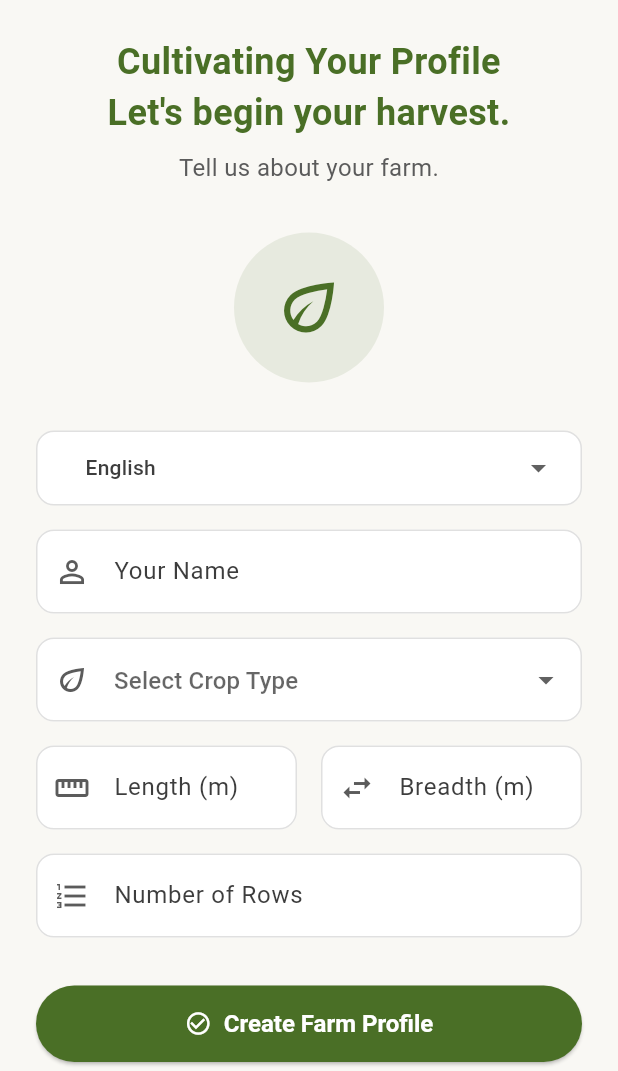
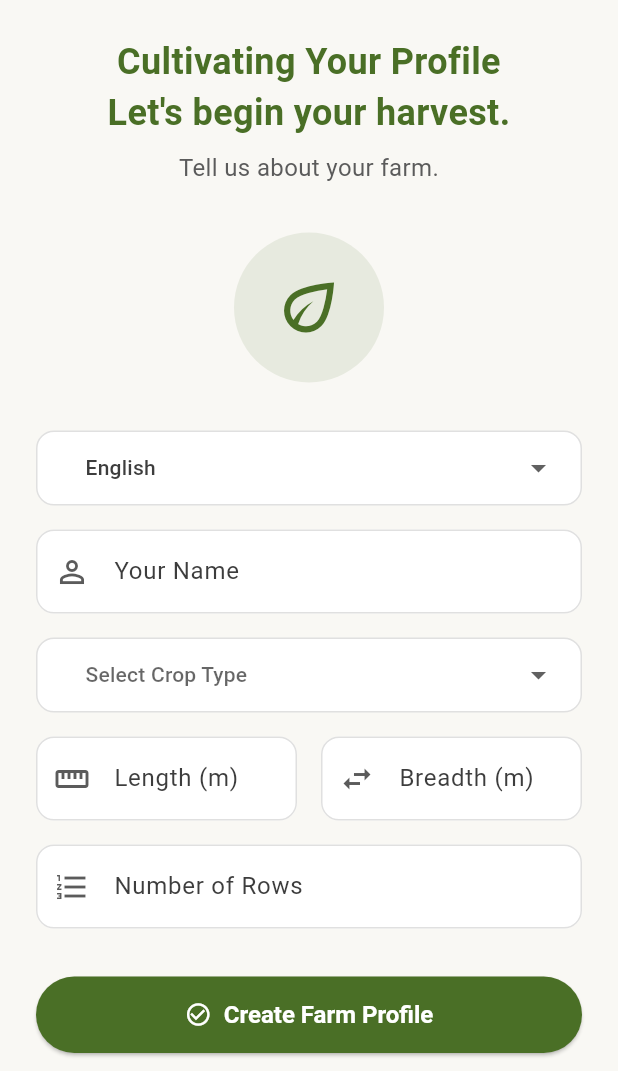
Before and after one commit to akshitrajput/AgriSense, a Flutter app: the screen it shows after launch, on a phone screen of 412 x 824 dp, the part 165-1236 px from its top. Run offline on Flutter 3.47's test engine with Material 3 defaults, Android fonts, the phone set to English and light mode, and no system bars; drawn by our look-alikes of dropdown_button2; our stand-ins replace device_preview, shared_preferences.

```diff
--- a/lib/l10n/app_localizations.dart
+++ b/lib/l10n/app_localizations.dart
@@ -7,6 +7,7 @@ import 'package:intl/intl.dart' as intl;
 
 import 'app_localizations_en.dart';
 import 'app_localizations_hi.dart';
+import 'app_localizations_ta.dart';
 
 // ignore_for_file: type=lint
 
@@ -96,6 +97,7 @@ abstract class AppLocalizations {
   static const List<Locale> supportedLocales = <Locale>[
     Locale('en'),
     Locale('hi'),
+    Locale('ta'),
   ];
 
   /// No description provided for @onboardingTitle.
@@ -325,6 +327,36 @@ abstract class AppLocalizations {
   /// In en, this message translates to:
   /// **'Affected Plants'**
   String get affectedPlants;
+
+  /// No description provided for @cropWheat.
+  ///
+  /// In en, this message translates to:
+  /// **'Wheat'**
+  String get cropWheat;
+
+  /// No description provided for @cropMaize.
+  ///
+  /// In en, this message translates to:
+  /// **'Maize'**
+  String get cropMaize;
+
+  /// No description provided for @cropCorn.
+  ///
+  /// In en, this message translates to:
+  /// **'Corn'**
+  String get cropCorn;
+
+  /// No description provided for @cropTomato.
+  ///
+  /// In en, this message translates to:
+  /// **'Tomato'**
+  String get cropTomato;
+
+  /// No description provided for @cropPotato.
+  ///
+  /// In en, this message translates to:
+  /// **'Potato'**
+  String get cropPotato;
 }
 
 class _AppLocalizationsDelegate
@@ -338,7 +370,7 @@ class _AppLocalizationsDelegate
 
   @override
   bool isSupported(Locale locale) =>
-      <String>['en', 'hi'].contains(locale.languageCode);
+      <String>['en', 'hi', 'ta'].contains(locale.languageCode);
 
   @override
   bool shouldReload(_AppLocalizationsDelegate old) => false;
@@ -351,6 +383,8 @@ AppLocalizations lookupAppLocalizations(Locale locale) {
       return AppLocalizationsEn();
     case 'hi':
       return AppLocalizationsHi();
+    case 'ta':
+      return AppLocalizationsTa();
   }
 
   throw FlutterError(
--- a/lib/main.dart
+++ b/lib/main.dart
@@ -1,20 +1,24 @@
 import 'package:agrisense/providers/language_provider.dart';
 import 'package:agrisense/screens/onboarding_screen.dart';
 import 'package:agrisense/theme/app_theme.dart';
-import 'package:device_preview/device_preview.dart'; // Import device_preview
-import 'package:flutter/foundation.dart'; // Import for kReleaseMode
+import 'package:device_preview/device_preview.dart';
+import 'package:flutter/foundation.dart';
 import 'package:flutter/material.dart';
 import 'package:flutter_localizations/flutter_localizations.dart';
 import 'package:provider/provider.dart';
+import 'package:shared_preferences/shared_preferences.dart';
 import 'l10n/app_localizations.dart';
 
-void main() {
+Future<void> main() async {
+  WidgetsFlutterBinding.ensureInitialized();
+  final prefs = await SharedPreferences.getInstance();
+  final String? languageCode = prefs.getString('language_code');
+
   runApp(
-    // Wrap the entire app with the DevicePreview widget
     DevicePreview(
-      enabled: !kReleaseMode, // Enable it only in debug mode
+      enabled: !kReleaseMode,
       builder: (context) => ChangeNotifierProvider(
-        create: (context) => LanguageProvider(),
+        create: (context) => LanguageProvider(languageCode),
         child: const AgriSenseApp(),
       ),
     ),
@@ -26,25 +30,25 @@ class AgriSenseApp extends StatelessWidget {
 
   @override
   Widget build(BuildContext context) {
-    // Listen to the provider for language changes
-    final languageProvider = Provider.of<LanguageProvider>(context);
-
+    return Consumer<LanguageProvider>(
+      builder: (context, languageProvider, child) {
         return MaterialApp(
-      // --- Add DevicePreview settings ---
+          // --- DevicePreview Settings ---
           useInheritedMediaQuery: true,
-      locale: DevicePreview.locale(context),
+          // FIX: The duplicate 'locale' property was removed from here.
           builder: DevicePreview.appBuilder,
-      // ----------------------------------
+          // -----------------------------
 
           title: 'AgriSense',
           theme: AppTheme.lightTheme,
           debugShowCheckedModeBanner: false,
 
-      // === Localization Settings Start ===
-      // Note: The locale from DevicePreview will override this for testing
+          // --- Localization Settings ---
+          locale: languageProvider.appLocale, // This is the single source of truth for the app's language.
           supportedLocales: const [
             Locale('en', ''), // English
-        Locale('hi', ''), // Hindi
+            Locale('hi', ''),
+            Locale('ta', ''), // Hindi
           ],
           localizationsDelegates: const [
             AppLocalizations.delegate,
@@ -52,9 +56,11 @@ class AgriSenseApp extends StatelessWidget {
             GlobalWidgetsLocalizations.delegate,
             GlobalCupertinoLocalizations.delegate,
           ],
-      // === Localization Settings End ===
+          // ----------------------------
 
           home: const OnboardingScreen(),
         );
+      },
+    );
   }
 }
--- a/lib/providers/language_provider.dart
+++ b/lib/providers/language_provider.dart
@@ -1,13 +1,22 @@
 import 'package:flutter/material.dart';
+import 'package:shared_preferences/shared_preferences.dart';
 
 class LanguageProvider with ChangeNotifier {
-  Locale _appLocale = const Locale('en'); // Default to English
+  Locale _appLocale;
+
+  LanguageProvider(String? code)
+      : _appLocale = code != null ? Locale(code) : const Locale('en');
 
   Locale get appLocale => _appLocale;
 
-  void changeLanguage(Locale newLocale) {
+  Future<void> changeLanguage(Locale newLocale) async {
     if (_appLocale == newLocale) return;
     _appLocale = newLocale;
+
+    // Save the preference to device storage
+    final prefs = await SharedPreferences.getInstance();
+    await prefs.setString('language_code', newLocale.languageCode);
+
     notifyListeners();
   }
 }
--- a/lib/screens/onboarding_screen.dart
+++ b/lib/screens/onboarding_screen.dart
@@ -6,35 +6,32 @@ import 'package:flutter/material.dart';
 import 'package:provider/provider.dart';
 import '../l10n/app_localizations.dart';
 
-// Model for our language dropdown
 class Language {
   final String code;
   final String name;
   Language(this.code, this.name);
-
   @override
   String toString() => name;
 }
 
 class OnboardingScreen extends StatefulWidget {
   const OnboardingScreen({super.key});
-
   @override
   State<OnboardingScreen> createState() => _OnboardingScreenState();
 }
 
 class _OnboardingScreenState extends State<OnboardingScreen> {
   final _formKey = GlobalKey<FormState>();
-  final TextEditingController _searchController = TextEditingController();
+  final TextEditingController _languageSearchController = TextEditingController();
+  final TextEditingController _cropSearchController = TextEditingController(); // Controller for crop search
 
-  // State for Language Dropdown
   final List<Language> _languages = [
     Language('en', 'English'),
     Language('hi', 'हिन्दी (Hindi)'),
+    Language('ta', 'தமிழ் (Tamil)'), // Added Tamil
     Language('bn', 'বাংলা (Bengali)'),
     Language('te', 'తెలుగు (Telugu)'),
     Language('mr', 'मराठी (Marathi)'),
-    Language('ta', 'தமிழ் (Tamil)'),
     Language('ur', 'اردو (Urdu)'),
     Language('gu', 'ગુજરાતી (Gujarati)'),
     Language('kn', 'ಕನ್ನಡ (Kannada)'),
@@ -45,35 +42,41 @@ class _OnboardingScreenState extends State<OnboardingScreen> {
   ];
   Language? _selectedLanguage;
 
-  // State for Crop Type Dropdown
   String? _selectedCrop;
-  final List<String> _cropTypes = [
-    'Wheat',
-    'Maize',
-    'Corn',
-    'Tomato',
-    'Potato',
-  ];
+  // Removed the hardcoded crop list
 
   @override
   void initState() {
     super.initState();
-    _selectedLanguage = _languages.first;
+    final provider = Provider.of<LanguageProvider>(context, listen: false);
+    final currentLangCode = provider.appLocale.languageCode;
+    _selectedLanguage = _languages.firstWhere(
+      (lang) => lang.code == currentLangCode,
+      orElse: () => _languages.first,
+    );
   }
 
   @override
   void dispose() {
-    _searchController.dispose();
+    _languageSearchController.dispose();
+    _cropSearchController.dispose(); // Dispose the new controller
     super.dispose();
   }
 
   @override
   Widget build(BuildContext context) {
-    // FIX: Wrap the Scaffold in a Consumer to listen for language changes
     return Consumer<LanguageProvider>(
       builder: (context, languageProvider, child) {
-        // Get the localization object for accessing translated strings
         final localizations = AppLocalizations.of(context)!;
+
+        // Dynamically create the list of translated crops
+        final List<String> translatedCrops = [
+          localizations.cropWheat,
+          localizations.cropMaize,
+          localizations.cropCorn,
+          localizations.cropTomato,
+          localizations.cropPotato,
+        ];
 
         return Scaffold(
           body: SafeArea(
@@ -94,7 +97,7 @@ class _OnboardingScreenState extends State<OnboardingScreen> {
                   ),
                   const SizedBox(height: 24),
                   Text(
-                    localizations.onboardingTitle, // Use localized text
+                    localizations.onboardingTitle,
                     textAlign: TextAlign.center,
                     style: const TextStyle(
                       fontSize: 24,
@@ -104,12 +107,9 @@ class _OnboardingScreenState extends State<OnboardingScreen> {
                   ),
                   const SizedBox(height: 8),
                   Text(
-                    localizations.onboardingSubtitle, // Use localized text
+                    localizations.onboardingSubtitle,
                     textAlign: TextAlign.center,
-                    style: const TextStyle(
-                      fontSize: 16,
-                      color: AppTheme.subTextColor,
-                    ),
+                    style: const TextStyle(fontSize: 16, color: AppTheme.subTextColor),
                   ),
                   const SizedBox(height: 32),
                   Container(
@@ -126,23 +126,19 @@ class _OnboardingScreenState extends State<OnboardingScreen> {
                     ),
                   ),
                   const SizedBox(height: 32),
-                  _buildForm(localizations),
+                  _buildForm(localizations, translatedCrops),
                   const SizedBox(height: 32),
                   ElevatedButton.icon(
                     onPressed: () {
                       if (_formKey.currentState!.validate()) {
                         Navigator.pushReplacement(
                           context,
-                          MaterialPageRoute(
-                            builder: (context) => const DashboardScreen(),
-                          ),
+                          MaterialPageRoute(builder: (context) => const DashboardScreen()),
                         );
                       }
                     },
                     icon: const Icon(Icons.check_circle_outline),
-                    label: Text(
-                      localizations.createProfile,
-                    ), // Use localized text
+                    label: Text(localizations.createProfile),
                   ),
                   const SizedBox(height: 20),
                 ],
@@ -154,7 +150,7 @@ class _OnboardingScreenState extends State<OnboardingScreen> {
     );
   }
 
-  Widget _buildForm(AppLocalizations localizations) {
+  Widget _buildForm(AppLocalizations localizations, List<String> translatedCrops) {
     return Form(
       key: _formKey,
       child: Column(
@@ -164,11 +160,10 @@ class _OnboardingScreenState extends State<OnboardingScreen> {
           _buildTextFormField(
             hintText: localizations.yourName,
             icon: Icons.person_outline,
-            validator: (value) =>
-                value!.isEmpty ? 'Please enter your name' : null,
+            validator: (value) => value!.isEmpty ? 'Please enter your name' : null,
           ),
           const SizedBox(height: 16),
-          _buildCropDropdown(localizations),
+          _buildCropDropdown(localizations, translatedCrops), // Pass the translated list
           const SizedBox(height: 16),
           Row(
             children: [
@@ -196,8 +191,7 @@ class _OnboardingScreenState extends State<OnboardingScreen> {
             hintText: localizations.numberOfRows,
             icon: Icons.format_list_numbered,
             keyboardType: TextInputType.number,
-            validator: (value) =>
-                value!.isEmpty ? 'Enter number of rows' : null,
+            validator: (value) => value!.isEmpty ? 'Enter number of rows' : null,
           ),
         ],
       ),
@@ -220,40 +214,86 @@ class _OnboardingScreenState extends State<OnboardingScreen> {
     );
   }
 
-  Widget _buildCropDropdown(AppLocalizations localizations) {
-    return DropdownButtonFormField<String>(
-      value: _selectedCrop,
-      isExpanded: true,
-      decoration: InputDecoration(
-        hintText: localizations.selectCropType,
-        prefixIcon: const Icon(
-          Icons.eco_outlined,
-          color: AppTheme.subTextColor,
+  Widget _buildCropDropdown(AppLocalizations localizations, List<String> cropList) {
+    return DropdownButtonHideUnderline(
+      child: DropdownButton2<String>(
+        isExpanded: true,
+        hint: Text(
+          localizations.selectCropType,
+          style: TextStyle(
+            fontSize: 14,
+            color: Theme.of(context).hintColor,
+          ),
         ),
-        border: OutlineInputBorder(
-          borderRadius: BorderRadius.circular(12),
-          borderSide: const BorderSide(color: AppTheme.borderColor),
+        items: cropList.map((String item) {
+          return DropdownMenuItem<String>(
+            value: item,
+            child: Text(
+              item,
+              style: const TextStyle(fontSize: 14),
+            ),
+          );
+        }).toList(),
+        value: _selectedCrop,
+        onChanged: (String? value) {
+          setState(() {
+            _selectedCrop = value;
+          });
+        },
+        buttonStyleData: ButtonStyleData(
+          padding: const EdgeInsets.symmetric(horizontal: 16),
+          height: 50,
+          decoration: BoxDecoration(
+            color: Colors.white,
+            borderRadius: BorderRadius.circular(12),
+            border: Border.all(color: AppTheme.borderColor),
+          ),
         ),
+        dropdownStyleData: DropdownStyleData(
+          maxHeight: 200,
+          decoration: BoxDecoration(
+            borderRadius: BorderRadius.circular(12),
+          ),
+        ),
+        menuItemStyleData: const MenuItemStyleData(
+          height: 40,
+        ),
+        dropdownSearchData: DropdownSearchData(
+          searchController: _cropSearchController,
+          searchInnerWidgetHeight: 50,
+          searchInnerWidget: Container(
+            height: 50,
+            padding: const EdgeInsets.only(top: 8, bottom: 4, right: 8, left: 8),
+            child: TextFormField(
+              expands: true,
+              maxLines: null,
+              controller: _cropSearchController,
+              decoration: InputDecoration(
+                isDense: true,
+                contentPadding: const EdgeInsets.symmetric(horizontal: 10, vertical: 8),
+                hintText: 'Search for a crop...',
+                hintStyle: const TextStyle(fontSize: 12),
+                border: OutlineInputBorder(
+                  borderRadius: BorderRadius.circular(8),
+                ),
+              ),
+            ),
+          ),
+          searchMatchFn: (item, searchValue) {
+            return item.value.toString().toLowerCase().contains(searchValue.toLowerCase());
+          },
+        ),
+        onMenuStateChange: (isOpen) {
+          if (!isOpen) {
+            _cropSearchController.clear();
+          }
+        },
       ),
-      onChanged: (String? newValue) {
-        setState(() {
-          _selectedCrop = newValue;
-        });
-      },
-      validator: (value) => value == null ? 'Please select a crop' : null,
-      items: _cropTypes.map<DropdownMenuItem<String>>((String value) {
-        return DropdownMenuItem<String>(value: value, child: Text(value));
-      }).toList(),
     );
   }
 
   Widget _buildLanguageDropdown() {
-    // Note: We use listen: false here because this widget only *sends* updates,
-    // it doesn't need to rebuild itself when the language changes.
-    final languageProvider = Provider.of<LanguageProvider>(
-      context,
-      listen: false,
-    );
+    final languageProvider = Provider.of<LanguageProvider>(context, listen: false);
 
     return DropdownButtonHideUnderline(
       child: DropdownButton2<Language>(
@@ -261,7 +301,10 @@ class _OnboardingScreenState extends State<OnboardingScreen> {
         items: _languages.map((Language item) {
           return DropdownMenuItem<Language>(
             value: item,
-            child: Text(item.name, style: const TextStyle(fontSize: 14)),
+            child: Text(
+              item.name,
+              style: const TextStyle(fontSize: 14),
+            ),
           );
         }).toList(),
         value: _selectedLanguage,
@@ -269,6 +312,8 @@ class _OnboardingScreenState extends State<OnboardingScreen> {
           if (language != null) {
             setState(() {
               _selectedLanguage = language;
+              // Clear selected crop when language changes, as the list items will change
+              _selectedCrop = null;
             });
             languageProvider.changeLanguage(Locale(language.code));
           }
@@ -284,30 +329,26 @@ class _OnboardingScreenState extends State<OnboardingScreen> {
         ),
         dropdownStyleData: DropdownStyleData(
           maxHeight: 200,
-          decoration: BoxDecoration(borderRadius: BorderRadius.circular(12)),
+          decoration: BoxDecoration(
+            borderRadius: BorderRadius.circular(12),
+          ),
         ),
-        menuItemStyleData: const MenuItemStyleData(height: 40),
+        menuItemStyleData: const MenuItemStyleData(
+          height: 40,
+        ),
         dropdownSearchData: DropdownSearchData(
-          searchController: _searchController,
+          searchController: _languageSearchController,
           searchInnerWidgetHeight: 50,
           searchInnerWidget: Container(
             height: 50,
-            padding: const EdgeInsets.only(
-              top: 8,
-              bottom: 4,
-              right: 8,
-              left: 8,
-            ),
+            padding: const EdgeInsets.only(top: 8, bottom: 4, right: 8, left: 8),
             child: TextFormField(
               expands: true,
               maxLines: null,
-              controller: _searchController,
+              controller: _languageSearchController,
               decoration: InputDecoration(
                 isDense: true,
-                contentPadding: const EdgeInsets.symmetric(
-                  horizontal: 10,
-                  vertical: 8,
-                ),
+                contentPadding: const EdgeInsets.symmetric(horizontal: 10, vertical: 8),
                 hintText: 'Search for a language...',
                 hintStyle: const TextStyle(fontSize: 12),
                 border: OutlineInputBorder(
@@ -317,14 +358,12 @@ class _OnboardingScreenState extends State<OnboardingScreen> {
             ),
           ),
           searchMatchFn: (item, searchValue) {
-            return item.value.toString().toLowerCase().contains(
-              searchValue.toLowerCase(),
-            );
+            return item.value.toString().toLowerCase().contains(searchValue.toLowerCase());
           },
         ),
         onMenuStateChange: (isOpen) {
           if (!isOpen) {
-            _searchController.clear();
+            _languageSearchController.clear();
           }
         },
       ),
--- a/pubspec.yaml
+++ b/pubspec.yaml
@@ -38,6 +38,7 @@ dependencies:
   provider: ^6.1.5+1
   intl: ^0.20.2
   dropdown_button2: ^2.3.9
+  shared_preferences: ^2.5.3
 
 dev_dependencies:
   flutter_test:
```
Also changed, not shown: lib/l10n/app_en.arb (+6 -1 lines), lib/l10n/app_hi.arb (+6 -1 lines), lib/l10n/app_localizations_en.dart (+15 -0 lines), lib/l10n/app_localizations_hi.dart (+15 -0 lines), lib/l10n/app_localizations_ta.dart (added, +142 -0 lines), lib/l10n/app_ta.arb (added, +46 -0 lines), lib/screens/dashboard_screen.dart (+24 -18 lines), lib/screens/farm_map_screen.dart (+17 -15 lines), lib/screens/health_report_screen.dart (+24 -22 lines), lib/screens/plant_scan_screen.dart (+16 -21 lines), pubspec.lock. Lines whose indentation alone changed are shown as unchanged.
